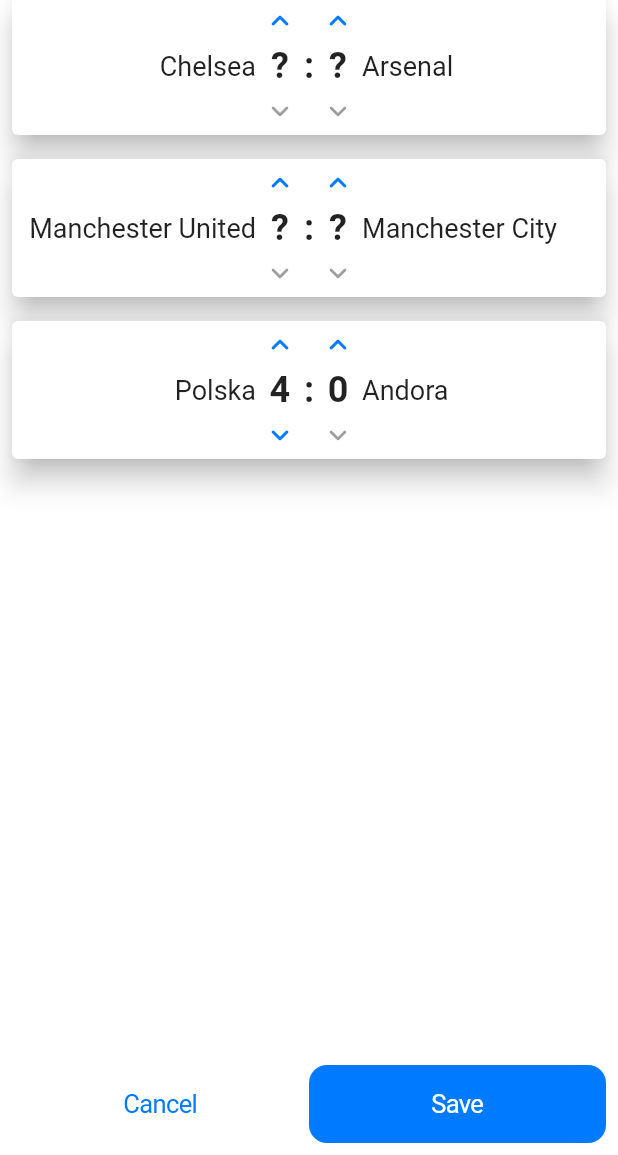
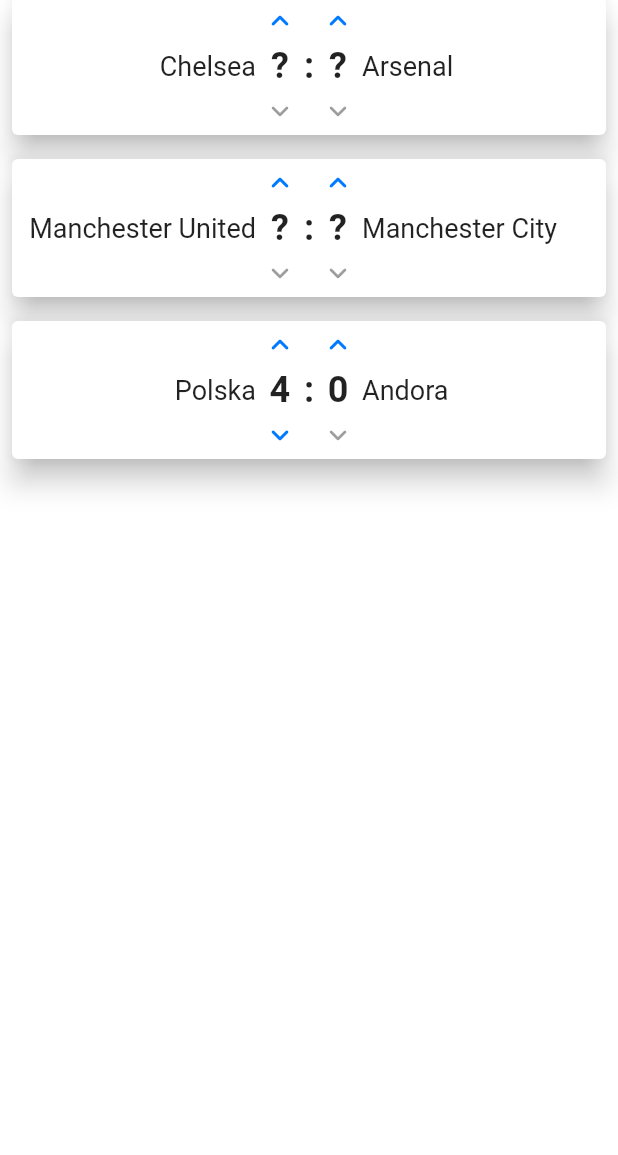
Before and after one commit to matek2305/gobetting, a Flutter app: the screen it shows after launch, on a phone screen of 412 x 824 dp, the part 81-1236 px from its top. Run offline on Flutter 3.47's test engine with Material 2 defaults, Android fonts, the phone set to English and light mode, and no system bars; our stand-ins replace flutter_redux, redux.

```diff
--- a/lib/main.dart
+++ b/lib/main.dart
@@ -1,40 +1,26 @@
 import 'package:flutter/cupertino.dart';
 import 'package:flutter/material.dart';
+import 'package:flutter_redux/flutter_redux.dart';
+import 'package:redux/redux.dart';
 
-import './model/incoming_match.dart';
-import './model/match_score.dart';
+import './model/match.dart';
+import 'model/state.dart';
+import 'redux/actions.dart';
+import 'redux/reducers.dart';
 
-void main() {
-  runApp(GoBettingApp());
-}
+void main() => runApp(GoBettingApp());
+
+final Store<GoBettingState> store = Store<GoBettingState>(
+  goBettingStateReducer,
+  initialState: GoBettingState.initial(),
+);
 
 class GoBettingApp extends StatelessWidget {
-  final List<IncomingMatch> _incomingMatches = [
-    IncomingMatch(
-      '1',
-      'Chelsea',
-      'Arsenal',
-      DateTime.now().add(Duration(hours: 3)),
-    ),
-    IncomingMatch(
-      '2',
-      'Manchester United',
-      'Manchester City',
-      DateTime.now().add(Duration(hours: 12)),
-    ),
-    IncomingMatch(
-      '3',
-      'Polska',
-      'Andora',
-      DateTime.now().add(Duration(hours: 2)),
-      MatchScore(4, 0),
-    ),
-  ];
-
-// This widget is the root of your application.
   @override
   Widget build(BuildContext context) {
-    return CupertinoApp(
+    return StoreProvider<GoBettingState>(
+      store: store,
+      child: CupertinoApp(
         home: CupertinoPageScaffold(
           navigationBar: CupertinoNavigationBar(
             middle: Text('GoBetting'),
@@ -42,14 +28,23 @@ class GoBettingApp extends StatelessWidget {
           child: SafeArea(
             child: Column(
               children: [
-              Expanded(
+                StoreConnector<GoBettingState, List<IncomingMatch>>(
+                  converter: (store) => store.state.incomingMatches,
+                  builder: (_, matches) {
+                    return Expanded(
                       child: ListView.builder(
                         itemBuilder: (_, index) =>
-                      IncomingMatchCardWidget(_incomingMatches[index]),
-                  itemCount: _incomingMatches.length,
+                            IncomingMatchCardWidget(matches[index]),
+                        itemCount: matches.length,
                       ),
+                    );
+                  },
                 ),
-              Align(
+                StoreConnector<GoBettingState, bool>(
+                  converter: (store) => store.state.unsavedBets.isNotEmpty,
+                  builder: (_, hasUnsavedBets) {
+                    return hasUnsavedBets
+                        ? Align(
                             alignment: Alignment.bottomCenter,
                             child: Padding(
                               padding: const EdgeInsets.all(8.0),
@@ -70,8 +65,12 @@ class GoBettingApp extends StatelessWidget {
                                 ],
                               ),
                             ),
+                          )
+                        : SizedBox.shrink();
+                  },
                 ),
               ],
+            ),
           ),
         ),
       ),
@@ -98,9 +97,8 @@ class IncomingMatchCardWidget extends StatelessWidget {
             ),
             MatchScoreCounter(
               _match.bet,
-              onChange: (score) {
-                print('add unsaved bet = $score for matchId = ${_match.matchId}');
-              },
+              onChange: (score) =>
+                  store.dispatch(ChangeBetAction(_match.matchId, score)),
             ),
             TeamNameWidget(_match.awayTeamName),
           ],
--- a/lib/model/incoming_match.dart
+++ b/lib/model/match.dart
@@ -1,5 +1,3 @@
-import './match_score.dart';
-
 class IncomingMatch {
   final String matchId;
   final String homeTeamName;
@@ -9,3 +7,15 @@ class IncomingMatch {
 
   IncomingMatch(this.matchId, this.homeTeamName, this.awayTeamName, this.when, [this.bet]);
 }
+
+class MatchScore {
+  final int homeTeam;
+  final int awayTeam;
+
+  MatchScore(this.homeTeam, this.awayTeam);
+
+  @override
+  String toString() {
+    return 'MatchScore{homeTeam: $homeTeam, awayTeam: $awayTeam}';
+  }
+}
--- a/lib/model/match_score.dart
+++ /dev/null
@@ -1,11 +0,0 @@
-class MatchScore {
-  final int homeTeam;
-  final int awayTeam;
-
-  MatchScore(this.homeTeam, this.awayTeam);
-
-  @override
-  String toString() {
-    return 'MatchScore{homeTeam: $homeTeam, awayTeam: $awayTeam}';
-  }
-}
--- /dev/null
+++ b/lib/model/state.dart
@@ -0,0 +1,32 @@
+import 'match.dart';
+
+class GoBettingState {
+  final List<IncomingMatch> incomingMatches;
+  final Map<String, MatchScore> unsavedBets;
+
+  GoBettingState({required this.incomingMatches, required this.unsavedBets});
+
+  GoBettingState.initial()
+      : incomingMatches = List.unmodifiable(<IncomingMatch>[
+          IncomingMatch(
+            '1',
+            'Chelsea',
+            'Arsenal',
+            DateTime.now().add(Duration(hours: 3)),
+          ),
+          IncomingMatch(
+            '2',
+            'Manchester United',
+            'Manchester City',
+            DateTime.now().add(Duration(hours: 12)),
+          ),
+          IncomingMatch(
+            '3',
+            'Polska',
+            'Andora',
+            DateTime.now().add(Duration(hours: 2)),
+            MatchScore(4, 0),
+          ),
+        ]),
+        unsavedBets = Map.unmodifiable(<String, MatchScore>{});
+}
--- /dev/null
+++ b/lib/redux/actions.dart
@@ -0,0 +1,12 @@
+import '../model/match.dart';
+
+class ChangeBetAction {
+  final String matchId;
+  final MatchScore bet;
+
+  ChangeBetAction(this.matchId, this.bet);
+}
+
+class ResetBetsAction {}
+
+class SaveBetsAction {}
--- a/pubspec.yaml
+++ b/pubspec.yaml
@@ -23,6 +23,7 @@ environment:
 dependencies:
   flutter:
     sdk: flutter
+  flutter_redux: ^0.8.2
 
 
   # The following adds the Cupertino Icons font to your application.
```
Also changed, not shown: lib/redux/reducers.dart (added, +25 -0 lines), pubspec.lock. Lines whose indentation alone changed are shown as unchanged.
